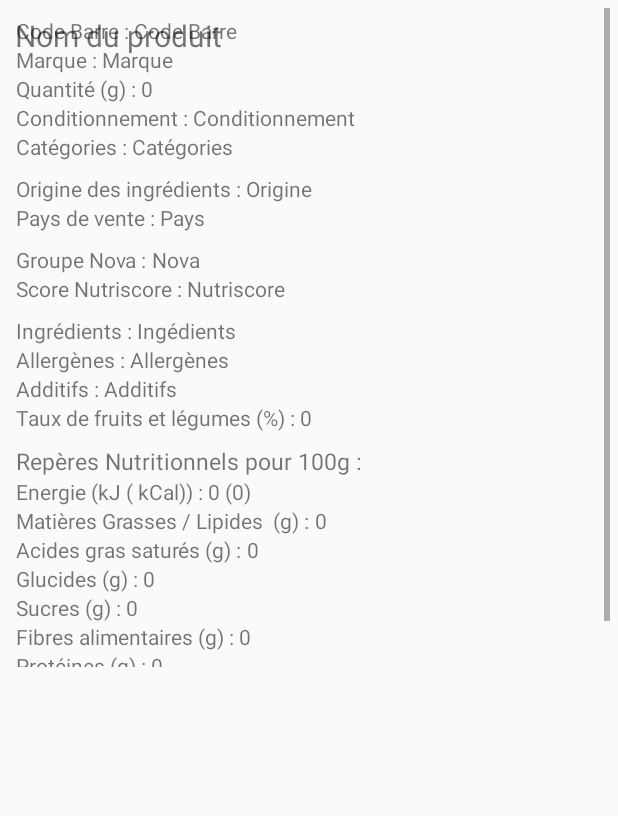
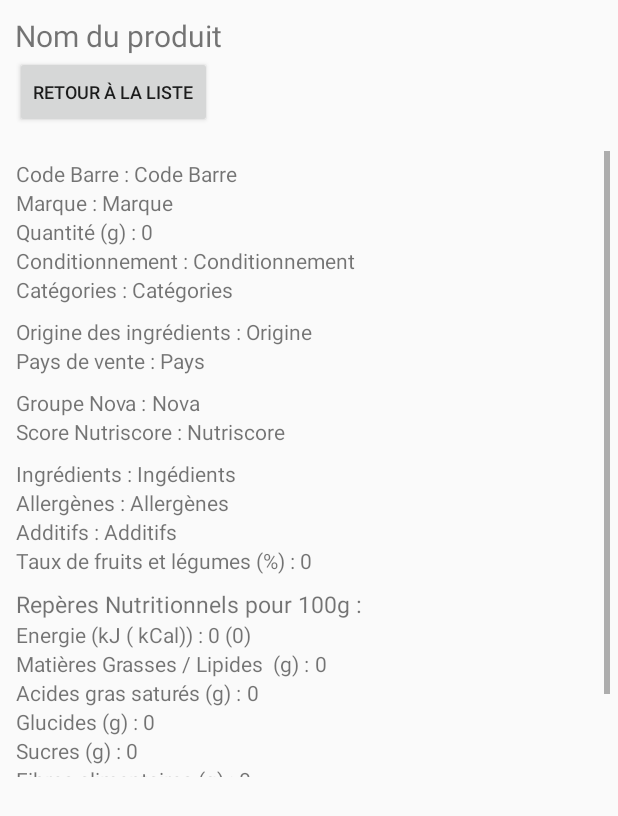
Before and after one commit to Qlecap/Buyornot, an Android app: the layout interface_consultation_produit.xml on its own in the app's theme, with its tools: preview values and no code run, on a phone screen of 412 x 824 dp. Shown: the top 816 px of the screen. Run offline under Robolectric (Android 15) with nearby library versions, the phone set to English and light mode, and no system bars.

Commit message:
Correction sur les interfaces + creation de l'activite

```diff
--- /dev/null
+++ b/app/src/main/java/com/example/buyornot/ConsultationProduitActivity.java
@@ -0,0 +1,13 @@
+package com.example.buyornot;
+
+import android.support.v7.app.AppCompatActivity;
+import android.os.Bundle;
+
+public class ConsultationProduitActivity extends AppCompatActivity {
+
+    @Override
+    protected void onCreate(Bundle savedInstanceState) {
+        super.onCreate(savedInstanceState);
+        setContentView(R.layout.interface_consultation_produit);
+    }
+}
--- a/app/src/main/res/layout/interface_consultation_produit.xml
+++ b/app/src/main/res/layout/interface_consultation_produit.xml
@@ -3,12 +3,16 @@
     xmlns:android="http://schemas.android.com/apk/res/android"
     xmlns:tools="http://schemas.android.com/tools"
     android:layout_width="match_parent"
-    android:layout_height="match_parent">
+    android:layout_height="match_parent"
+    tools:context=".ConsultationProduitActivity">
+    <LinearLayout
+        android:layout_width="match_parent"
+        android:layout_height="match_parent"
+        android:orientation="vertical">
 
-    <RelativeLayout
-        android:id="@+id/relativeLayout"
+    <LinearLayout
         android:layout_width="match_parent"
-        android:layout_height="50dp"
+        android:layout_height="wrap_content"
         android:orientation="horizontal"
         android:padding="10dp"
         tools:layout_editor_absoluteX="8dp"
@@ -17,6 +21,11 @@
         <LinearLayout
             android:layout_width="match_parent"
             android:layout_height="match_parent"
+            android:orientation="vertical">
+
+            <LinearLayout
+                android:layout_width="match_parent"
+                android:layout_height="wrap_content"
                 android:orientation="horizontal">
                 <TextView
                     android:id="@+id/libelleProduit"
@@ -25,17 +34,29 @@
                     android:text="Nom du produit"
                     android:textSize="20sp"   />
             </LinearLayout>
+            <LinearLayout
+                android:layout_width="match_parent"
+                android:layout_height="wrap_content"
+                android:orientation="vertical">
+                <Button
+                    android:id="@+id/retourList"
+                    android:layout_width="wrap_content"
+                    android:layout_height="wrap_content"
+                    android:text="Retour à la liste"
+                    android:textSize="12sp"   />
+            </LinearLayout>
+        </LinearLayout>
+    </LinearLayout>
 
-    </RelativeLayout>
 
-    <RelativeLayout
+    <LinearLayout
         android:layout_width="match_parent"
-        android:layout_height="450dp"
+        android:layout_height="428dp"
         android:orientation="horizontal"
         android:padding="5dp"
         android:paddingLeft="10dp"
         tools:layout_editor_absoluteX="8dp"
-        tools:layout_editor_absoluteY="58dp">
+        tools:layout_editor_absoluteY="95dp">
 
 
         <ScrollView
@@ -48,19 +69,22 @@
 
             <LinearLayout
                 android:layout_width="match_parent"
-            android:layout_height="495dp"
+                android:layout_height="500dp"
                 android:orientation="vertical"
                 android:padding="5dp"
                 tools:layout_editor_absoluteX="8dp"
                 tools:layout_editor_absoluteY="8dp">
+
                 <LinearLayout
                     android:layout_width="match_parent"
                     android:layout_height="wrap_content"
                     android:orientation="horizontal">
+
                     <TextView
                         android:layout_width="wrap_content"
                         android:layout_height="wrap_content"
                         android:text="Code Barre : " />
+
                     <TextView
                         android:id="@+id/codeBarreProduit"
                         android:layout_width="wrap_content"
@@ -68,14 +92,17 @@
                         android:layout_weight="1"
                         android:text="Code Barre" />
                 </LinearLayout>
+
                 <LinearLayout
                     android:layout_width="match_parent"
                     android:layout_height="wrap_content"
                     android:orientation="horizontal">
+
                     <TextView
                         android:layout_width="wrap_content"
                         android:layout_height="wrap_content"
-                    android:text="Marque : "/>
+                        android:text="Marque : " />
+
                     <TextView
                         android:id="@+id/marque"
                         android:layout_width="wrap_content"
@@ -83,14 +110,17 @@
                         android:layout_weight="1"
                         android:text="Marque" />
                 </LinearLayout>
+
                 <LinearLayout
                     android:layout_width="match_parent"
                     android:layout_height="wrap_content"
                     android:orientation="horizontal">
+
                     <TextView
                         android:layout_width="wrap_content"
                         android:layout_height="wrap_content"
                         android:text="Quantité (g) : " />
+
                     <TextView
                         android:id="@+id/quantite"
                         android:layout_width="wrap_content"
@@ -98,14 +128,16 @@
                         android:layout_weight="1"
                         android:text="0" />
                 </LinearLayout>
+
                 <LinearLayout
                     android:layout_width="match_parent"
                     android:layout_height="wrap_content"
                     android:orientation="horizontal">
+
                     <TextView
                         android:layout_width="wrap_content"
                         android:layout_height="wrap_content"
-                    android:text="Conditionnement : "/>
+                        android:text="Conditionnement : " />
 
                     <TextView
                         android:id="@+id/conditionnement"
@@ -114,6 +146,7 @@
                         android:layout_weight="1"
                         android:text="Conditionnement" />
                 </LinearLayout>
+
                 <LinearLayout
                     android:layout_width="match_parent"
                     android:layout_height="wrap_content"
@@ -122,7 +155,7 @@
                     <TextView
                         android:layout_width="wrap_content"
                         android:layout_height="wrap_content"
-                    android:text="Catégories : "/>
+                        android:text="Catégories : " />
 
                     <TextView
                         android:id="@+id/categories"
@@ -136,6 +169,7 @@
                     android:layout_width="match_parent"
                     android:layout_height="wrap_content"
                     android:orientation="horizontal">
+
                     <TextView
                         android:layout_width="match_parent"
                         android:layout_height="wrap_content"
@@ -147,10 +181,12 @@
                     android:layout_width="match_parent"
                     android:layout_height="wrap_content"
                     android:orientation="horizontal">
+
                     <TextView
                         android:layout_width="wrap_content"
                         android:layout_height="wrap_content"
-                    android:text="Origine des ingrédients : "/>
+                        android:text="Origine des ingrédients : " />
+
                     <TextView
                         android:id="@+id/origineIngredients"
                         android:layout_width="wrap_content"
@@ -158,14 +194,17 @@
                         android:layout_weight="1"
                         android:text="Origine" />
                 </LinearLayout>
+
                 <LinearLayout
                     android:layout_width="match_parent"
                     android:layout_height="wrap_content"
                     android:orientation="horizontal">
+
                     <TextView
                         android:layout_width="wrap_content"
                         android:layout_height="wrap_content"
-                    android:text="Pays de vente : "/>
+                        android:text="Pays de vente : " />
+
                     <TextView
                         android:id="@+id/paysDeVente"
                         android:layout_width="wrap_content"
@@ -178,6 +217,7 @@
                     android:layout_width="match_parent"
                     android:layout_height="wrap_content"
                     android:orientation="horizontal">
+
                     <TextView
                         android:layout_width="match_parent"
                         android:layout_height="wrap_content"
@@ -202,6 +242,7 @@
                         android:layout_weight="1"
                         android:text="Nova" />
                 </LinearLayout>
+
                 <LinearLayout
                     android:layout_width="match_parent"
                     android:layout_height="wrap_content"
@@ -219,6 +260,7 @@
                         android:layout_weight="1"
                         android:text="Nutriscore" />
                 </LinearLayout>
+
                 <LinearLayout
                     android:layout_width="match_parent"
                     android:layout_height="wrap_content"
@@ -232,6 +274,7 @@
 
 
                 </LinearLayout>
+
                 <LinearLayout
                     android:layout_width="match_parent"
                     android:layout_height="wrap_content"
@@ -249,6 +292,7 @@
                         android:layout_weight="1"
                         android:text="Ingédients" />
                 </LinearLayout>
+
                 <LinearLayout
                     android:layout_width="match_parent"
                     android:layout_height="wrap_content"
@@ -266,6 +310,7 @@
                         android:layout_weight="1"
                         android:text="Allergènes" />
                 </LinearLayout>
+
                 <LinearLayout
                     android:layout_width="match_parent"
                     android:layout_height="wrap_content"
@@ -283,6 +328,7 @@
                         android:layout_weight="1"
                         android:text="Additifs" />
                 </LinearLayout>
+
                 <LinearLayout
                     android:layout_width="match_parent"
                     android:layout_height="wrap_content"
@@ -300,6 +346,7 @@
                         android:layout_weight="1"
                         android:text="0" />
                 </LinearLayout>
+
                 <LinearLayout
                     android:layout_width="match_parent"
                     android:layout_height="wrap_content"
@@ -313,6 +360,7 @@
 
 
                 </LinearLayout>
+
                 <LinearLayout
                     android:layout_width="match_parent"
                     android:layout_height="wrap_content"
@@ -324,6 +372,7 @@
                         android:text="Repères Nutritionnels pour 100g : "
                         android:textSize="15sp" />
                 </LinearLayout>
+
                 <LinearLayout
                     android:layout_width="match_parent"
                     android:layout_height="wrap_content"
@@ -332,7 +381,7 @@
                     <TextView
                         android:layout_width="wrap_content"
                         android:layout_height="wrap_content"
-                    android:text="Energie (kJ ( kCal)) : "/>
+                        android:text="Energie (kJ ( kCal)) : " />
 
                     <TextView
                         android:id="@+id/energie"
@@ -341,6 +390,7 @@
                         android:layout_weight="1"
                         android:text="0 (0)" />
                 </LinearLayout>
+
                 <LinearLayout
                     android:layout_width="match_parent"
                     android:layout_height="wrap_content"
@@ -349,10 +399,118 @@
                     <TextView
                         android:layout_width="wrap_content"
                         android:layout_height="wrap_content"
-                    android:text="Matières Grasses / Lipides  (g) : "/>
+                        android:text="Matières Grasses / Lipides  (g) : " />
 
                     <TextView
                         android:id="@+id/matGrass"
+                        android:layout_width="wrap_content"
+                        android:layout_height="wrap_content"
+                        android:layout_weight="1"
+                        android:text="0" />
+                </LinearLayout>
+
+                <LinearLayout
+                    android:layout_width="match_parent"
+                    android:layout_height="wrap_content"
+                    android:orientation="horizontal">
+
+                    <TextView
+                        android:layout_width="wrap_content"
+                        android:layout_height="wrap_content"
+                        android:text="Acides gras saturés (g) : " />
+
+                    <TextView
+                        android:id="@+id/acidesGrasStatures"
+                        android:layout_width="wrap_content"
+                        android:layout_height="wrap_content"
+                        android:layout_weight="1"
+                        android:text="0" />
+                </LinearLayout>
+
+                <LinearLayout
+                    android:layout_width="match_parent"
+                    android:layout_height="wrap_content"
+                    android:orientation="horizontal">
+
+                    <TextView
+                        android:layout_width="wrap_content"
+                        android:layout_height="wrap_content"
+                        android:text="Glucides (g) : " />
+
+                    <TextView
+                        android:id="@+id/glucides"
+                        android:layout_width="wrap_content"
+                        android:layout_height="wrap_content"
+                        android:layout_weight="1"
+                        android:text="0" />
+                </LinearLayout>
+
+                <LinearLayout
+                    android:layout_width="match_parent"
+                    android:layout_height="wrap_content"
+                    android:orientation="horizontal">
+
+                    <TextView
+                        android:layout_width="wrap_content"
+                        android:layout_height="wrap_content"
+                        android:text="Sucres (g) : " />
+
+                    <TextView
+                        android:id="@+id/sucres"
+                        android:layout_width="wrap_content"
+                        android:layout_height="wrap_content"
+                        android:layout_weight="1"
+                        android:text="0" />
+                </LinearLayout>
+
+                <LinearLayout
+                    android:layout_width="match_parent"
+                    android:layout_height="wrap_content"
+                    android:orientation="horizontal">
+
+                    <TextView
+                        android:layout_width="wrap_content"
+                        android:layout_height="wrap_content"
+                        android:text="Fibres alimentaires (g) : " />
+
+                    <TextView
+                        android:id="@+id/fibres"
+                        android:layout_width="wrap_content"
+                        android:layout_height="wrap_content"
+                        android:layout_weight="1"
+                        android:text="0" />
+                </LinearLayout>
+
+                <LinearLayout
+                    android:layout_width="match_parent"
+                    android:layout_height="wrap_content"
+                    android:orientation="horizontal">
+
+                    <TextView
+                        android:layout_width="wrap_content"
+                        android:layout_height="wrap_content"
+                        android:text="Protéines (g) : " />
+
+                    <TextView
+                        android:id="@+id/proteines"
+                        android:layout_width="wrap_content"
+                        android:layout_height="wrap_content"
+                        android:layout_weight="1"
+                        android:text="0" />
+                </LinearLayout>
+
+                <LinearLayout
+                    android:layout_width="match_parent"
+                    android:layout_height="wrap_content"
+                    android:orientation="horizontal">
+
+                    <TextView
+                        android:layout_width="wrap_content"
+                        android:layout_height="wrap_content"
+                        android:text="Sodium (g) : " />
+
+                    <TextView
+                        android:id="@+id/sodium"
                         android:layout_width="wrap_content"
                         android:layout_height="wrap_content"
                         android:layout_weight="1"
@@ -364,106 +522,16 @@
                     android:orientation="horizontal">
 
                     <TextView
-                    android:layout_width="wrap_content"
-                    android:layout_height="wrap_content"
-                    android:text="Acides gras saturés (g) : "/>
-
-                <TextView
-                    android:id="@+id/acidesGrasStatures"
-                    android:layout_width="wrap_content"
-                    android:layout_height="wrap_content"
-                    android:layout_weight="1"
-                    android:text="0" />
-            </LinearLayout>
-            <LinearLayout
                         android:layout_width="match_parent"
                         android:layout_height="wrap_content"
-                android:orientation="horizontal">
-
-                <TextView
-                    android:layout_width="wrap_content"
-                    android:layout_height="wrap_content"
-                    android:text="Glucides (g) : "/>
-
-                <TextView
-                    android:id="@+id/glucides"
-                    android:layout_width="wrap_content"
-                    android:layout_height="wrap_content"
-                    android:layout_weight="1"
-                    android:text="0" />
-            </LinearLayout>
-            <LinearLayout
-                android:layout_width="match_parent"
-                android:layout_height="wrap_content"
-                android:orientation="horizontal">
-
-                <TextView
-                    android:layout_width="wrap_content"
-                    android:layout_height="wrap_content"
-                    android:text="Sucres (g) : "/>
-
-                <TextView
-                    android:id="@+id/sucres"
-                    android:layout_width="wrap_content"
-                    android:layout_height="wrap_content"
-                    android:layout_weight="1"
-                    android:text="0" />
-            </LinearLayout>
-            <LinearLayout
-                android:layout_width="match_parent"
-                android:layout_height="wrap_content"
-                android:orientation="horizontal">
-
-                <TextView
-                    android:layout_width="wrap_content"
-                    android:layout_height="wrap_content"
-                    android:text="Fibres alimentaires (g) : "/>
-
-                <TextView
-                    android:id="@+id/fibres"
-                    android:layout_width="wrap_content"
-                    android:layout_height="wrap_content"
-                    android:layout_weight="1"
-                    android:text="0" />
-            </LinearLayout>
-            <LinearLayout
-                android:layout_width="match_parent"
-                android:layout_height="wrap_content"
-                android:orientation="horizontal">
-
-                <TextView
-                    android:layout_width="wrap_content"
-                    android:layout_height="wrap_content"
-                    android:text="Protéines (g) : "/>
-
-                <TextView
-                    android:id="@+id/proteines"
-                    android:layout_width="wrap_content"
-                    android:layout_height="wrap_content"
-                    android:layout_weight="1"
-                    android:text="0" />
-            </LinearLayout>
-            <LinearLayout
-                android:layout_width="match_parent"
-                android:layout_height="wrap_content"
-                android:orientation="horizontal">
-
-                <TextView
-                    android:layout_width="wrap_content"
-                    android:layout_height="wrap_content"
-                    android:text="Sodium (g) : "/>
-
-                <TextView
-                    android:id="@+id/sodium"
-                    android:layout_width="wrap_content"
-                    android:layout_height="wrap_content"
-                    android:layout_weight="1"
-                    android:text="0" />
+                        android:text=""
+                        android:textSize="6sp" />
                 </LinearLayout>
             </LinearLayout>
 
 
         </ScrollView>
 
-    </RelativeLayout>
+    </LinearLayout>
+    </LinearLayout>
 </android.support.constraint.ConstraintLayout>
--- a/app/src/main/res/layout/row_item.xml
+++ b/app/src/main/res/layout/row_item.xml
@@ -9,7 +9,7 @@
         android:id="@+id/proNom"
         android:layout_width="fill_parent"
         android:layout_height="wrap_content"
-        android:text="Large Text"
+        android:text="Nom Produit"
         android:layout_weight="1"
         android:gravity="center"
         android:padding="4dp"
@@ -18,7 +18,7 @@
     <TextView android:id="@+id/codNova"
         android:layout_width="fill_parent"
         android:layout_height="wrap_content"
-        android:text="Large Text"
+        android:text="Code Nova"
         android:layout_weight="1"
         android:gravity="center"
         android:padding="4dp"
```
Lines whose indentation alone changed are shown as unchanged.
